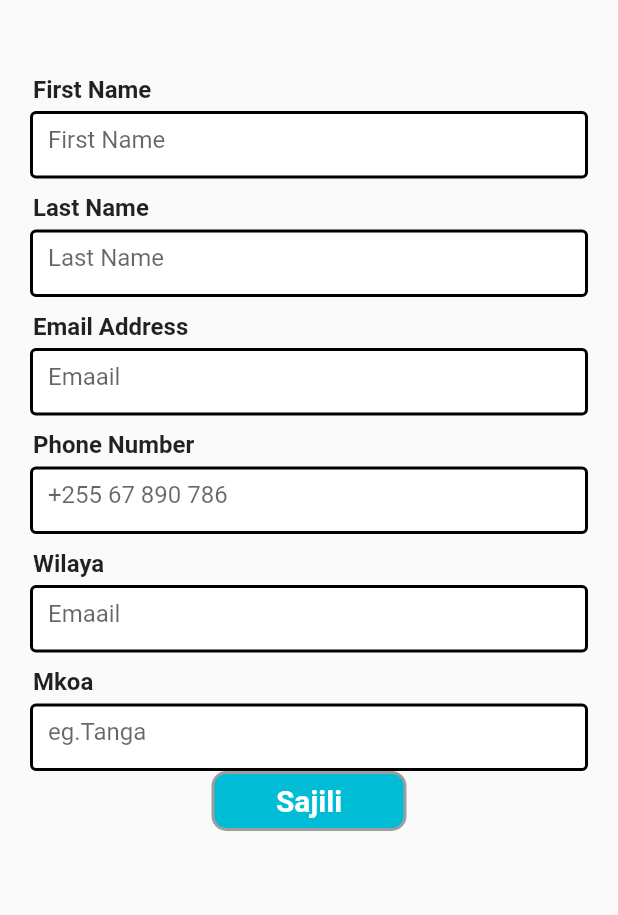
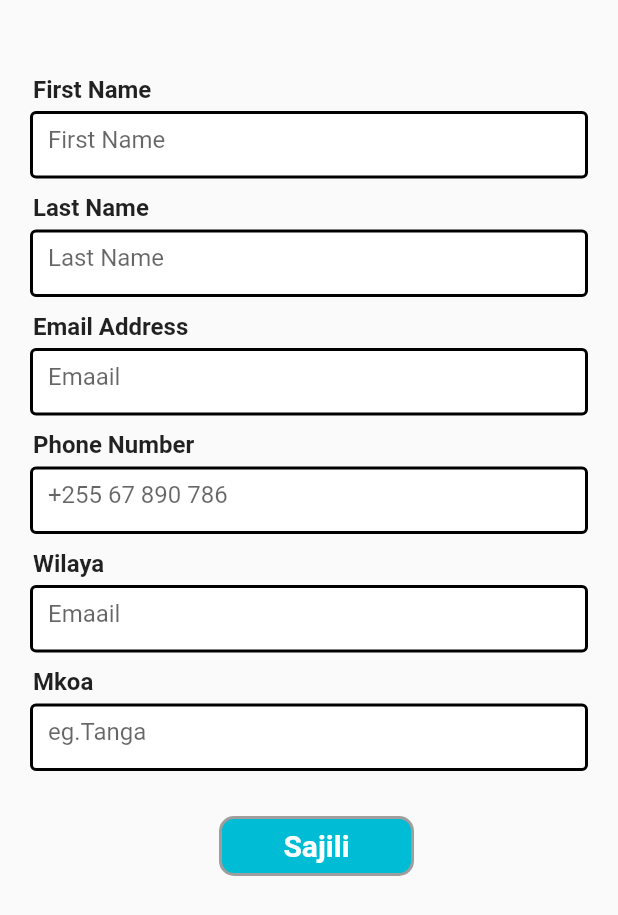
Before and after one commit to zuberypima/farmersoko, a Flutter app: the FarmerRegPage screen opened directly, on a phone screen of 412 x 824 dp. Shown: the top 915 px of the screen. Run offline on Flutter 3.47's test engine with Material 2 defaults, Android fonts, the phone set to English and light mode, and no system bars.

Commit message:
update screens

```diff
--- a/lib/screens/authscreens/farmerregister.dart
+++ b/lib/screens/authscreens/farmerregister.dart
@@ -167,7 +167,9 @@
               ),
             ),
 
-             Center(
+             Padding(
+               padding: const EdgeInsets.fromLTRB(10, 30, 0, 0),
+               child: Center(
                 child: Container(
                          width: 130,
                          height: 40,
@@ -185,6 +187,7 @@
                 ),
                          ),
                        )),
+             ),
           ],
         ),
       ),
```
Lines whose indentation alone changed are shown as unchanged.
